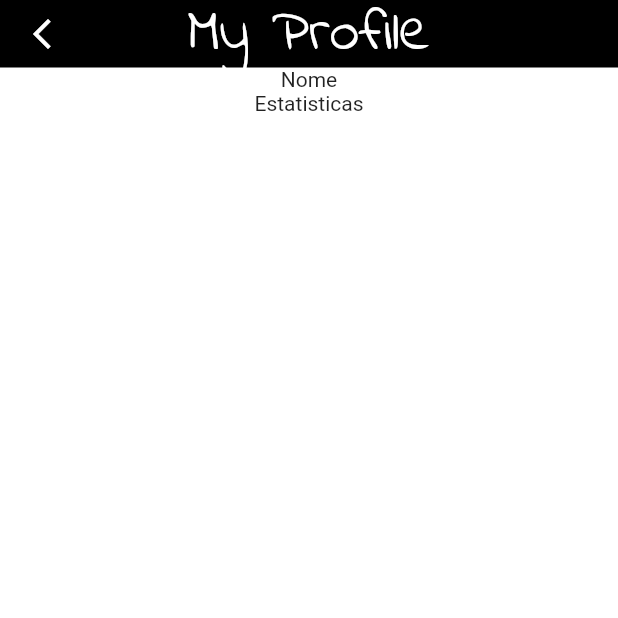
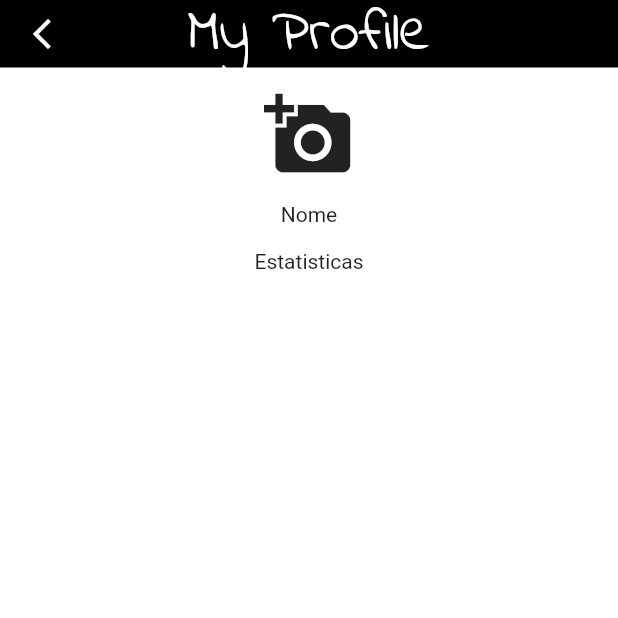
Before and after one commit to digitalNotebook/app, a Flutter app: the MenuScreen screen opened by its route, after a tap on the "person" icon, on a phone screen of 412 x 824 dp, the top half of it. Run offline on Flutter 3.47's test engine with Material 2 defaults, Android fonts, the phone set to English and light mode, and no system bars; our stand-ins replace image_picker, persistent_bottom_nav_bar, sqflite, table_calendar; accounts and stored records are empty.

Commit message:
Adicionado os pacotes ImagePicker, Path e Sqlite para fazer a tela de profile screen ter a função de tirar uma foto

```diff
--- a/app/escola/lib/screens/menu_screen.dart
+++ b/app/escola/lib/screens/menu_screen.dart
@@ -1,3 +1,4 @@
+import 'dart:io';
 import 'package:escola/mediaQuery/size_config.dart';
 import 'package:escola/providers/aulas.dart';
 import 'package:escola/providers/messages.dart';
@@ -23,6 +24,21 @@ class MenuScreen extends StatefulWidget {
 
 class _MenuScreenState extends State<MenuScreen> {
   var _isInit = true;
+  File? _profileImage;
+
+  void _selectedProfileImage(File image) {
+    _profileImage = image;
+  }
+
+  void _goToProfileScreen() {
+    pushNewScreen(
+      context,
+      screen: ProfileScreen(
+        handleProfilePhoto: _selectedProfileImage,
+      ),
+      pageTransitionAnimation: PageTransitionAnimation.fade,
+    );
+  }
 
   @override
   void initState() {
@@ -56,17 +72,19 @@ class _MenuScreenState extends State<MenuScreen> {
             'Home',
             style: Theme.of(context).appBarTheme.titleTextStyle,
           ),
-          leading: IconButton(
-            color: Colors.white,
-            onPressed: () {
-              pushNewScreen(
-                context,
-                screen: ProfileScreen(),
-                pageTransitionAnimation: PageTransitionAnimation.fade,
-              );
-            },
-            icon: Icon(Icons.person),
-          ),
+          leading: _profileImage != null
+              ? GestureDetector(
+                  onTap: _goToProfileScreen,
+                  child: CircleAvatar(
+                    maxRadius: 20,
+                    backgroundImage: FileImage(_profileImage!),
+                  ),
+                )
+              : IconButton(
+                  color: Colors.white,
+                  onPressed: _goToProfileScreen,
+                  icon: Icon(Icons.person),
+                ),
           actions: [
             IconButton(
               color: Colors.white,
--- a/app/escola/lib/screens/profile_screen.dart
+++ b/app/escola/lib/screens/profile_screen.dart
@@ -1,7 +1,13 @@
 import 'package:flutter/material.dart';
+import '../widgets/image_profile.dart';
 
 class ProfileScreen extends StatelessWidget {
-  const ProfileScreen({Key? key}) : super(key: key);
+  final Function? handleProfilePhoto;
+
+  const ProfileScreen({
+    Key? key,
+    this.handleProfilePhoto,
+  }) : super(key: key);
   static const pageName = '/profile-screen';
   @override
   Widget build(BuildContext context) {
@@ -26,8 +32,23 @@ class ProfileScreen extends StatelessWidget {
       body: Center(
         child: Column(
           children: [
+            SizedBox(
+              height: 15,
+            ),
+            ImageProfile(
+              onHandleProfilePicture: handleProfilePhoto!,
+            ),
+            SizedBox(
+              height: 15,
+            ),
             Text('Nome'),
+            SizedBox(
+              height: 15,
+            ),
             Text('Estatisticas'),
+            SizedBox(
+              height: 15,
+            ),
           ],
         ),
       ),
--- /dev/null
+++ b/app/escola/lib/widgets/image_profile.dart
@@ -0,0 +1,59 @@
+import 'dart:io';
+import 'package:flutter/material.dart';
+import 'package:image_picker/image_picker.dart';
+import 'package:path/path.dart' as path;
+import 'package:path_provider/path_provider.dart' as syspaths;
+
+class ImageProfile extends StatefulWidget {
+  final Function onHandleProfilePicture;
+
+  const ImageProfile({
+    Key? key,
+    required this.onHandleProfilePicture,
+  }) : super(key: key);
+
+  @override
+  _ImageProfileState createState() => _ImageProfileState();
+}
+
+class _ImageProfileState extends State<ImageProfile> {
+  File? _storedImage;
+
+  Future<void> _takePicture() async {
+    //criamos uma instancia de ImagePicker
+    var imagePicker = ImagePicker();
+    //acessamos a camera e capturamos uma imagem de tamanho maximo 600
+    var pickImage = await imagePicker.pickImage(
+      source: ImageSource.camera,
+      maxWidth: 600,
+      preferredCameraDevice: CameraDevice.front,
+    );
+    setState(() {
+      _storedImage = File(pickImage!.path);
+    });
+    if (_storedImage == null) return;
+    //capturamos o caminho do diretorio onde podemos armazenar essa imagem
+    var appDir = await syspaths.getApplicationDocumentsDirectory();
+    //capturamos o nome gerado para a imagem
+    var fileName = path.basename(pickImage!.path);
+    //salvamos a imagem no diretorio com o nome dado pelo sistema.
+    await pickImage.saveTo('${appDir.path}/$fileName');
+    widget.onHandleProfilePicture(_storedImage);
+  }
+
+  @override
+  Widget build(BuildContext context) {
+    return GestureDetector(
+      onTap: _takePicture,
+      child: _storedImage == null
+          ? Icon(
+              Icons.add_a_photo,
+              size: 60,
+            )
+          : CircleAvatar(
+              maxRadius: 60,
+              foregroundImage: FileImage(_storedImage!),
+            ),
+    );
+  }
+}
--- a/app/escola/lib/widgets/menu_calendar.dart
+++ b/app/escola/lib/widgets/menu_calendar.dart
@@ -128,10 +128,14 @@ class _MenuCalendarState extends State<MenuCalendar> {
     if (_isInit) {
       //sempre retorna segunda
       _kFirstDay = _setKFirstDay();
+      print(_kFirstDay);
       //sempre será sexta
       _kLastDay = _kFirstDay.subtract(Duration(days: -4));
       //o dia corrente
       _currentDay = DateTime.now();
+      if (_currentDay.isBefore(_kFirstDay)) {
+        _currentDay = _kFirstDay;
+      }
       _selectedDay = _currentDay;
     }
     _isInit = false;
@@ -151,10 +155,10 @@ class _MenuCalendarState extends State<MenuCalendar> {
         eventLoader: (day) {
           return _getEventsForDay(day);
         },
-        selectedDayPredicate: (day) => isSameDay(_selectedDay, day),
         onDaySelected: (selectedDay, focusedDay) {
           if (!isSameDay(selectedDay, _currentDay)) {
             _onTapDayIsNotToday(selectedDay);
+            _selectedDay = selectedDay;
           } else {
             _onTapToday();
           }
--- a/app/escola/pubspec.yaml
+++ b/app/escola/pubspec.yaml
@@ -28,6 +28,10 @@ dependencies:
   table_calendar: ^3.0.1
   persistent_bottom_nav_bar: ^4.0.2
   http: ^0.13.3
+  image_picker: ^0.8.4+1
+  path_provider: ^2.0.4
+  path: ^1.8.0
+  sqflite: ^2.0.0+4
 
   # The following adds the Cupertino Icons font to your application.
   # Use with the CupertinoIcons class for iOS style icons.
```
Also changed, not shown: app/escola/lib/helpers/db_helpers.dart (added, +30 -0 lines), app/escola/lib/models/aluno.dart (renamed from app/escola/lib/providers/aluno.dart), app/escola/lib/models/professor.dart (renamed from app/escola/lib/providers/professor.dart), app/escola/pubspec.lock.
